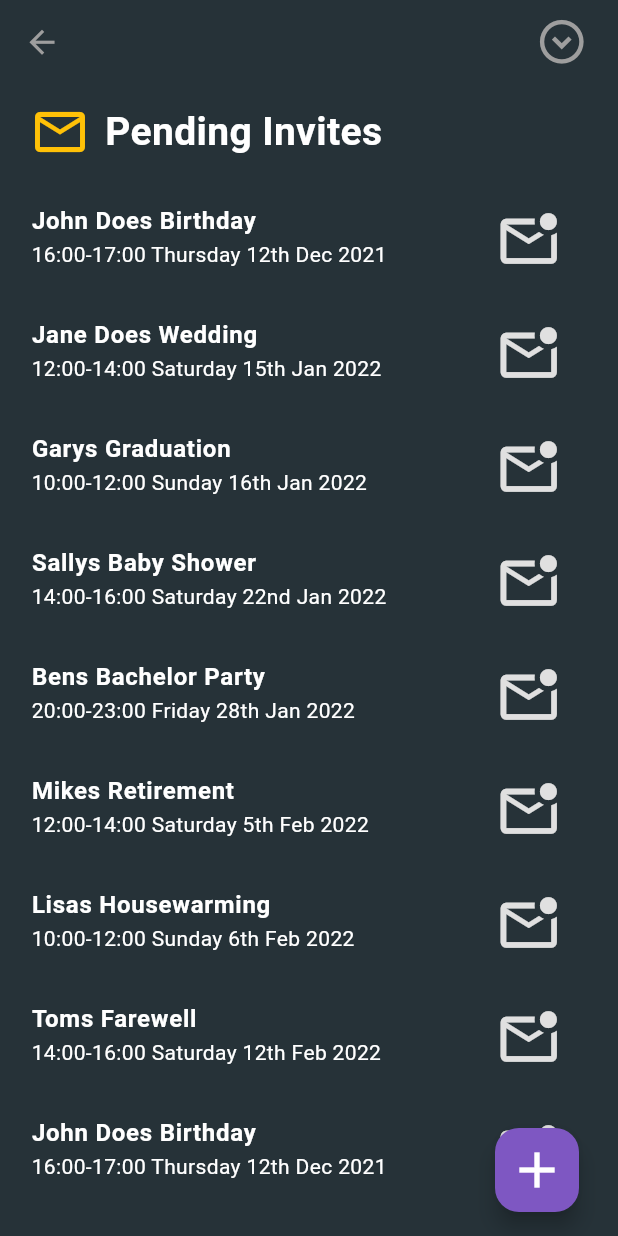
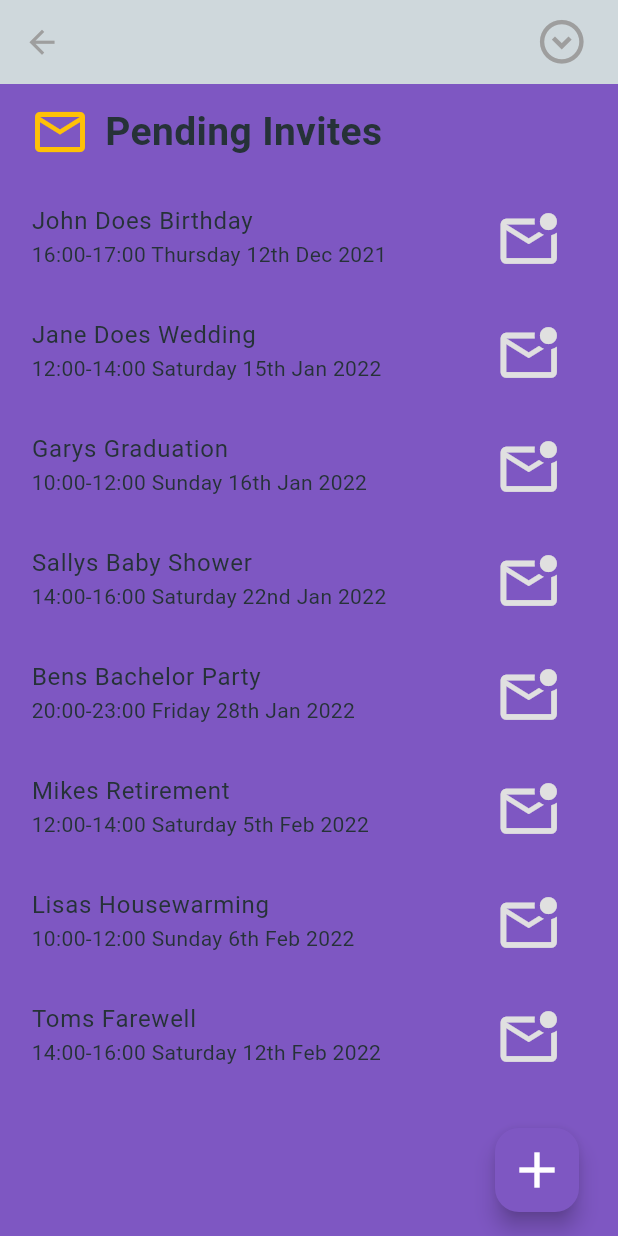
Before and after one commit to Broderick-Westrope/eventurely_flutter, a Flutter app: the screen it shows after launch, after a tap on "Pending Invites", on a phone screen of 412 x 824 dp. Run offline on Flutter 3.47's test engine with Material 3 defaults, Android fonts, the phone set to English and light mode, and no system bars; our stand-ins replace fixnum; missing offline and left inert: grpc, protobuf.

Commit message:
refactor: move color logic to new CustomTheme class

```diff
--- a/lib/main.dart
+++ b/lib/main.dart
@@ -1,3 +1,4 @@
+import 'package:Eventurely/theme/theme.dart';
 import 'package:Eventurely/views/home/home.dart';
 import 'package:flutter/material.dart';
 
@@ -10,6 +11,12 @@ class MainApp extends StatelessWidget {
 
   @override
   Widget build(BuildContext context) {
-    return MaterialApp(home: HomeScreen());
+    return MaterialApp(
+      home: HomeScreen(),
+      theme: CustomTheme.lightTheme(),
+      darkTheme: CustomTheme.darkTheme(),
+      themeMode: CustomTheme.themeMode,
+      color: CustomTheme.appColor,
+    );
   }
 }
--- /dev/null
+++ b/lib/theme/theme.dart
@@ -0,0 +1,45 @@
+import 'package:flutter/material.dart';
+
+class CustomTheme {
+  static const themeMode = ThemeMode.system;
+  static final appColor = Colors.deepPurple.shade400;
+  static final toolbarActionsColor = Colors.grey.shade500;
+
+  static ThemeData lightTheme() {
+    return ThemeData(
+        useMaterial3: true,
+        colorScheme: ColorScheme.light(
+          primary: Colors.deepPurple.shade400,
+          secondary: Colors.deepPurple.shade400,
+          surface: Colors.deepPurple.shade400,
+          background: Colors.blueGrey.shade100,
+          error: Colors.red,
+          onPrimary: Colors.white,
+          // onSecondary: Colors.deepPurple.shade400,
+          onSurface: Colors.blueGrey.shade900,
+          // onBackground: Colors.deepPurple.shade400,
+          // onError: Colors.deepPurple.shade400,
+          brightness: Brightness.dark,
+        ),
+        appBarTheme: AppBarTheme(color: Colors.blueGrey.shade100));
+  }
+
+  static ThemeData darkTheme() {
+    return ThemeData(
+        useMaterial3: true,
+        colorScheme: ColorScheme.dark(
+          primary: Colors.deepPurple.shade400,
+          secondary: Colors.deepPurple.shade400,
+          surface: Colors.deepPurple.shade400,
+          background: Colors.blueGrey.shade900,
+          error: Colors.red,
+          onPrimary: Colors.white,
+          // onSecondary: Colors.deepPurple.shade400,
+          onSurface: Colors.white,
+          // onBackground: Colors.deepPurple.shade400,
+          // onError: Colors.deepPurple.shade400,
+          brightness: Brightness.dark,
+        ),
+        appBarTheme: AppBarTheme(color: Colors.blueGrey.shade900));
+  }
+}
--- a/lib/views/home/components/home_list.dart
+++ b/lib/views/home/components/home_list.dart
@@ -51,10 +51,8 @@ class HomeListItem extends StatelessWidget {
             Expanded(
               child: Text(
                 item.title,
-                style: const TextStyle(
-                    color: Colors.white,
-                    fontSize: 26,
-                    fontWeight: FontWeight.w600),
+                style:
+                    const TextStyle(fontSize: 26, fontWeight: FontWeight.w600),
               ),
             ),
           ],
--- a/lib/views/home/home.dart
+++ b/lib/views/home/home.dart
@@ -10,7 +10,6 @@ class HomeScreen extends StatelessWidget {
     return Scaffold(
       floatingActionButton: const AddFAB(),
       body: Container(
-        decoration: BoxDecoration(color: Colors.blueGrey.shade900),
         child: HomeList(),
       ),
     );
--- a/lib/views/pending_invites/pending_invites.dart
+++ b/lib/views/pending_invites/pending_invites.dart
@@ -1,3 +1,4 @@
+import 'package:Eventurely/theme/theme.dart';
 import 'package:Eventurely/widgets/add_fab.dart';
 import 'package:flutter/material.dart';
 
@@ -29,11 +30,10 @@ class PendingInvites extends StatelessWidget {
     ];
 
     return Scaffold(
-      backgroundColor: Colors.blueGrey.shade900,
       floatingActionButton: AddFAB(),
       appBar: AppBar(
         leading: BackButton(
-          color: Colors.grey.shade500,
+          color: CustomTheme.toolbarActionsColor,
           style: ButtonStyle(iconSize: MaterialStateProperty.all(25)),
         ),
         actions: [
@@ -44,17 +44,16 @@ class PendingInvites extends StatelessWidget {
               padding: const EdgeInsets.only(right: 20),
               child: Icon(
                 Icons.expand_circle_down_outlined,
-                color: Colors.grey.shade500,
+                color: CustomTheme.toolbarActionsColor,
                 size: 35,
               ),
             ),
           ),
         ],
-        backgroundColor: Colors.blueGrey.shade900,
       ),
       body: Container(
         child: ListView.builder(
-          itemCount: (events.length * 200) + 1,
+          itemCount: (events.length) + 1,
           itemBuilder: (BuildContext context, int index) {
             if (index == 0) {
               return Heading1(
@@ -68,7 +67,6 @@ class PendingInvites extends StatelessWidget {
             }
 
             index--;
-            // final realIndex = index - 1;
             final title = events[index % events.length];
             final subtitle = dateTimes[index % dateTimes.length];
 
@@ -76,15 +74,8 @@ class PendingInvites extends StatelessWidget {
               padding: const EdgeInsets.fromLTRB(5, 2, 5, 2),
               child: Container(
                 child: ListTile(
-                  title: Text(
-                    title,
-                    style: const TextStyle(
-                        color: Colors.white, fontWeight: FontWeight.w600),
-                  ),
-                  subtitle: Text(
-                    subtitle,
-                    style: const TextStyle(color: Colors.white),
-                  ),
+                  title: Text(title),
+                  subtitle: Text(subtitle),
                   trailing: IconButton(
                     icon: Icon(
                       Icons.mark_email_unread_outlined,
@@ -120,7 +111,6 @@ class Heading1 extends StatelessWidget {
           Text(
             title,
             style: const TextStyle(
-              color: Colors.white,
               fontSize: 26,
               fontWeight: FontWeight.w600,
             ),
--- a/lib/widgets/add_fab.dart
+++ b/lib/widgets/add_fab.dart
@@ -11,8 +11,6 @@ class AddFAB extends StatelessWidget {
       padding: const EdgeInsets.only(right: 10),
       child: FloatingActionButton(
         onPressed: () {},
-        backgroundColor: Colors.deepPurple.shade400,
-        foregroundColor: Colors.white,
         child: const Icon(
           Icons.add,
           size: 40,
```
